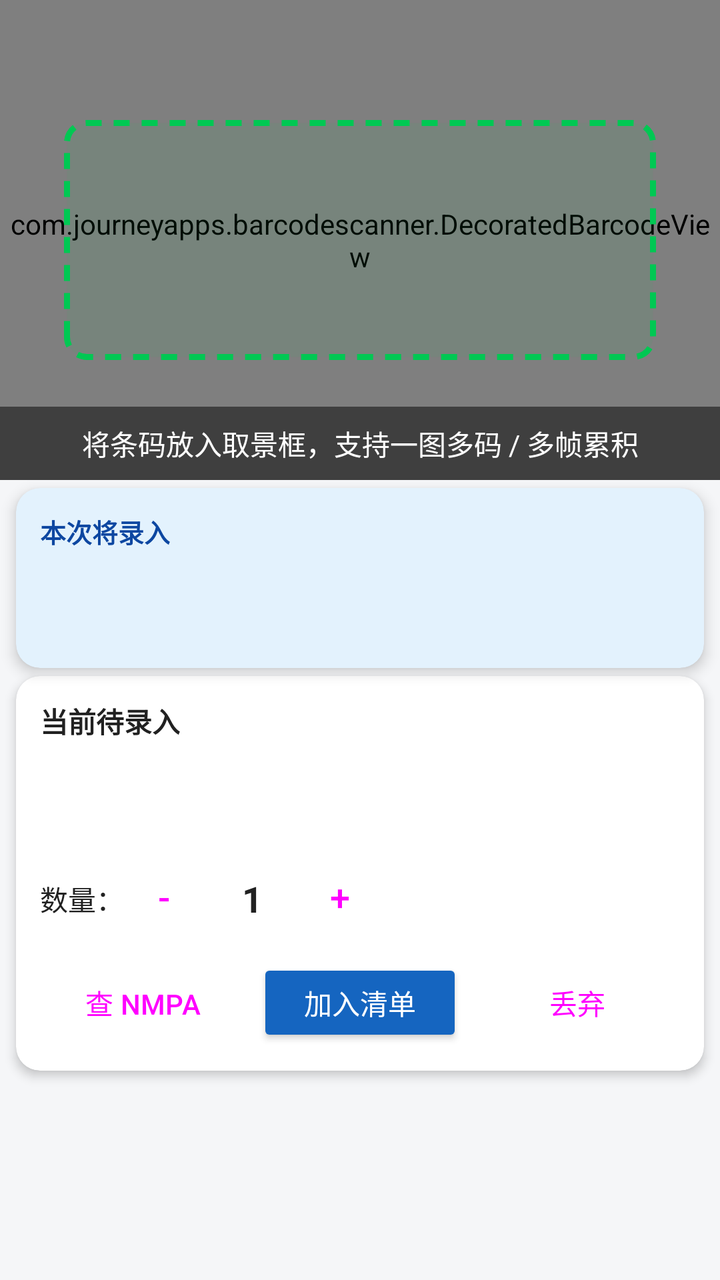
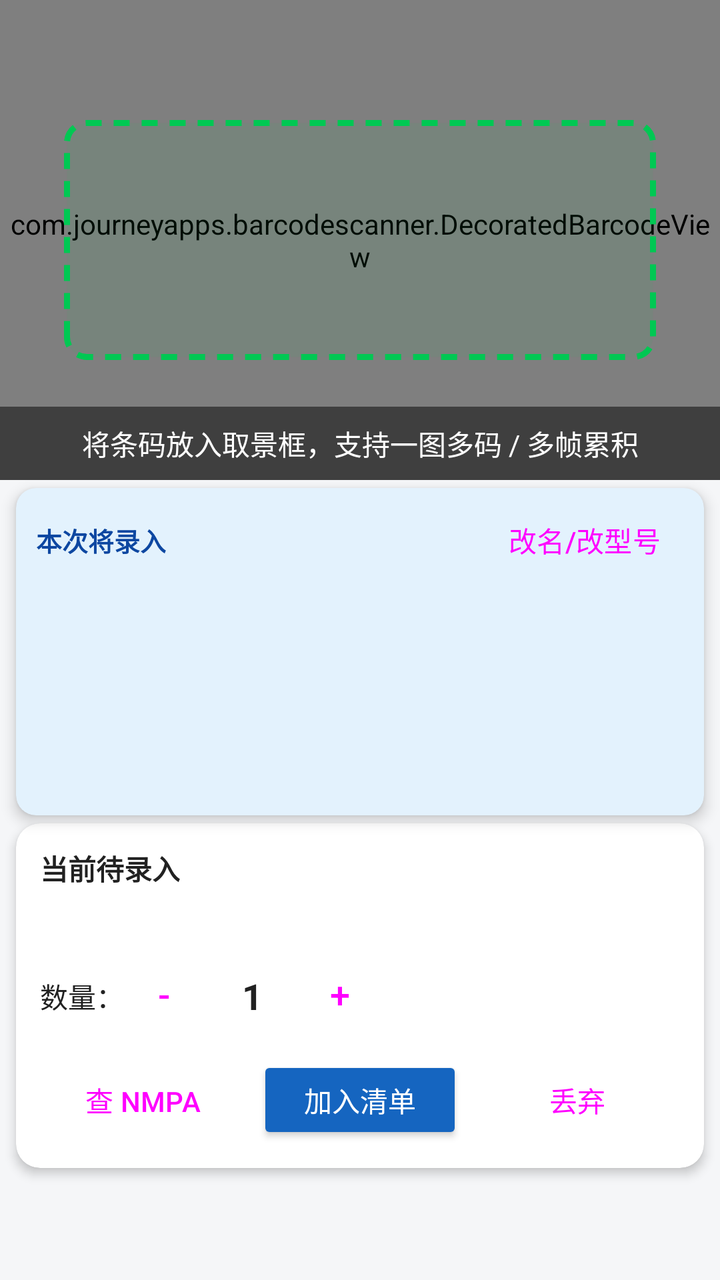

Before-and-after screenshots of an Android layout around one commit, followed by the original layout XML and the change that was made.
<!-- AndroidManifest.xml: application theme Theme.UdiScan -->
<!-- res/layout/fragment_scan.xml -->
<?xml version="1.0" encoding="utf-8"?>
<LinearLayout xmlns:android="http://schemas.android.com/apk/res/android"
    xmlns:app="http://schemas.android.com/apk/res-auto"
    android:layout_width="match_parent"
    android:layout_height="match_parent"
    android:orientation="vertical"
    android:background="@color/bg">

    
    <FrameLayout
        android:layout_width="match_parent"
        android:layout_height="240dp">

        <com.journeyapps.barcodescanner.DecoratedBarcodeView
            android:id="@+id/barcode_scanner"
            android:layout_width="match_parent"
            android:layout_height="match_parent" />

        
        <LinearLayout
            android:layout_width="match_parent"
            android:layout_height="match_parent"
            android:orientation="vertical"
            android:gravity="center"
            android:padding="32dp"
            android:clickable="false"
            android:focusable="false"
            android:importantForAccessibility="no">

            <View
                android:layout_width="match_parent"
                android:layout_height="0dp"
                android:layout_weight="1" />

            <View
                android:layout_width="match_parent"
                android:layout_height="120dp"
                android:background="@drawable/scan_frame" />

            <View
                android:layout_width="match_parent"
                android:layout_height="0dp"
                android:layout_weight="1" />
        </LinearLayout>

        <TextView
            android:layout_width="match_parent"
            android:layout_height="wrap_content"
            android:layout_gravity="bottom"
            android:background="#80000000"
            android:gravity="center"
            android:padding="8dp"
            android:text="@string/hint_scan"
            android:textColor="#ffffff" />

        
        <TextView
            android:id="@+id/scan_flash"
            android:layout_width="match_parent"
            android:layout_height="wrap_content"
            android:layout_gravity="top"
            android:gravity="center"
            android:padding="10dp"
            android:textColor="#ffffff"
            android:textSize="14sp"
            android:textStyle="bold"
            android:visibility="gone" />
    </FrameLayout>

    
    <TextView
        android:id="@+id/tv_product_top"
        android:layout_width="match_parent"
        android:layout_height="wrap_content"
        android:layout_marginStart="8dp"
        android:layout_marginEnd="8dp"
        android:layout_marginTop="4dp"
        android:background="@drawable/bg_product_top"
        android:gravity="center"
        android:paddingVertical="10dp"
        android:paddingHorizontal="12dp"
        android:textColor="#ffffff"
        android:textSize="16sp"
        android:textStyle="bold"
        android:visibility="gone" />

    
    <androidx.cardview.widget.CardView
        android:layout_width="match_parent"
        android:layout_height="wrap_content"
        android:layout_marginStart="8dp"
        android:layout_marginEnd="8dp"
        android:layout_marginTop="4dp"
        app:cardCornerRadius="12dp"
        app:cardBackgroundColor="#E3F2FD"
        app:cardElevation="4dp"
        app:strokeColor="@color/primary"
        app:strokeWidth="2dp">

        <LinearLayout
            android:layout_width="match_parent"
            android:layout_height="wrap_content"
            android:orientation="vertical"
            android:padding="12dp">

            <TextView
                android:layout_width="wrap_content"
                android:layout_height="wrap_content"
                android:text="@string/preview_title"
                android:textStyle="bold"
                android:textSize="13sp"
                android:textColor="@color/primary_dark" />

            
            <LinearLayout
                android:id="@+id/preview_chips"
                android:layout_width="match_parent"
                android:layout_height="wrap_content"
                android:orientation="horizontal"
                android:layout_marginTop="6dp"
                android:visibility="gone" />

            
            <TextView
                android:id="@+id/tv_preview_qty"
                android:layout_width="match_parent"
                android:layout_height="wrap_content"
                android:layout_marginTop="6dp"
                android:textColor="@color/text_main"
                android:textSize="14sp"
                android:textStyle="bold" />

            
            <TextView
                android:id="@+id/tv_preview_hint"
                android:layout_width="match_parent"
                android:layout_height="wrap_content"
                android:layout_marginTop="4dp"
                android:textColor="@color/text_sub"
                android:textSize="13sp" />
        </LinearLayout>
    </androidx.cardview.widget.CardView>

    
    <androidx.cardview.widget.CardView
        android:layout_width="match_parent"
        android:layout_height="wrap_content"
        android:layout_marginStart="8dp"
        android:layout_marginEnd="8dp"
        android:layout_marginBottom="8dp"
        android:layout_marginTop="4dp"
        app:cardCornerRadius="12dp"
        app:cardBackgroundColor="@color/card"
        app:cardElevation="3dp">

        <LinearLayout
            android:layout_width="match_parent"
            android:layout_height="wrap_content"
            android:orientation="vertical"
            android:padding="12dp">

            <TextView
                android:layout_width="wrap_content"
                android:layout_height="wrap_content"
                android:text="@string/buffer_title"
                android:textStyle="bold"
                android:textSize="14sp"
                android:textColor="@color/text_main" />

            <TextView
                android:id="@+id/tv_buffer"
                android:layout_width="match_parent"
                android:layout_height="wrap_content"
                android:maxLines="6"
                android:scrollbars="vertical"
                android:layout_marginTop="6dp"
                android:textColor="@color/text_main"
                android:textSize="13sp"
                android:fontFamily="monospace" />

            <TextView
                android:id="@+id/tv_product"
                android:layout_width="match_parent"
                android:layout_height="wrap_content"
                android:layout_marginTop="6dp"
                android:textColor="@color/primary"
                android:textStyle="bold"
                android:textSize="14sp" />

            <LinearLayout
                android:layout_width="match_parent"
                android:layout_height="wrap_content"
                android:orientation="horizontal"
                android:layout_marginTop="10dp"
                android:gravity="center_vertical">

                <TextView
                    android:layout_width="wrap_content"
                    android:layout_height="wrap_content"
                    android:text="数量："
                    android:textColor="@color/text_main" />

                <Button
                    android:id="@+id/btn_minus"
                    style="@style/Widget.Material3.Button.OutlinedButton"
                    android:layout_width="40dp"
                    android:layout_height="40dp"
                    android:minWidth="40dp"
                    android:minHeight="40dp"
                    android:padding="0dp"
                    android:gravity="center"
                    android:includeFontPadding="false"
                    android:text="-"
                    android:textSize="18sp" />

                <TextView
                    android:id="@+id/tv_qty"
                    android:layout_width="48dp"
                    android:layout_height="wrap_content"
                    android:gravity="center"
                    android:text="1"
                    android:textSize="18sp"
                    android:textStyle="bold"
                    android:textColor="@color/text_main" />

                <Button
                    android:id="@+id/btn_plus"
                    style="@style/Widget.Material3.Button.OutlinedButton"
                    android:layout_width="40dp"
                    android:layout_height="40dp"
                    android:minWidth="40dp"
                    android:minHeight="40dp"
                    android:padding="0dp"
                    android:gravity="center"
                    android:includeFontPadding="false"
                    android:text="+"
                    android:textSize="18sp" />

                <Space
                    android:layout_width="0dp"
                    android:layout_height="wrap_content"
                    android:layout_weight="1" />
            </LinearLayout>

            <LinearLayout
                android:layout_width="match_parent"
                android:layout_height="wrap_content"
                android:orientation="horizontal"
                android:layout_marginTop="10dp">

                <Button
                    android:id="@+id/btn_query"
                    style="@style/Widget.Material3.Button.TonalButton"
                    android:layout_width="0dp"
                    android:layout_height="wrap_content"
                    android:layout_weight="1"
                    android:minWidth="0dp"
                    android:minHeight="44dp"
                    android:paddingHorizontal="6dp"
                    android:gravity="center"
                    android:includeFontPadding="false"
                    android:text="@string/btn_query" />

                <Button
                    android:id="@+id/btn_add"
                    android:layout_width="0dp"
                    android:layout_height="wrap_content"
                    android:layout_weight="1"
                    android:layout_marginStart="6dp"
                    android:layout_marginEnd="6dp"
                    android:minWidth="0dp"
                    android:minHeight="44dp"
                    android:paddingHorizontal="6dp"
                    android:gravity="center"
                    android:includeFontPadding="false"
                    android:text="@string/btn_add"
                    android:textColor="#ffffff"
                    app:backgroundTint="@color/primary" />

                <Button
                    android:id="@+id/btn_discard"
                    style="@style/Widget.Material3.Button.TonalButton"
                    android:layout_width="0dp"
                    android:layout_height="wrap_content"
                    android:layout_weight="1"
                    android:minWidth="0dp"
                    android:minHeight="44dp"
                    android:paddingHorizontal="6dp"
                    android:gravity="center"
                    android:includeFontPadding="false"
                    android:text="@string/btn_discard" />
            </LinearLayout>
        </LinearLayout>
    </androidx.cardview.widget.CardView>

</LinearLayout>
<!-- resources referenced by this layout -->
<resources>
  <color name="bg">#F5F6F8</color>
  <color name="card">#FFFFFF</color>
  <color name="primary">#1565C0</color>
  <color name="primary_dark">#0D47A1</color>
  <color name="text_main">#212121</color>
  <color name="text_sub">#757575</color>
  <!-- drawable bg_product_top (drawable) -->
  <?xml version="1.0" encoding="utf-8"?>
  <shape xmlns:android="http://schemas.android.com/apk/res/android"
      android:shape="rectangle">
      <solid android:color="@color/primary_dark" />
      <corners android:radius="10dp" />
  </shape>
  <!-- drawable scan_frame (drawable) -->
  <?xml version="1.0" encoding="utf-8"?>
  <shape xmlns:android="http://schemas.android.com/apk/res/android"
      android:shape="rectangle">
      
      <stroke
          android:width="3dp"
          android:color="#00C853"
          android:dashWidth="8dp"
          android:dashGap="6dp" />
      <solid android:color="#1000C853" />
      <corners android:radius="10dp" />
  </shape>
  <string name="btn_add">加入清单</string>
  <string name="btn_discard">丢弃</string>
  <string name="btn_query">查 NMPA</string>
  <string name="buffer_title">当前待录入</string>
  <string name="hint_scan">将条码放入取景框，支持一图多码 / 多帧累积</string>
  <string name="preview_title">本次将录入</string>
  <style name="Theme.UdiScan" parent="Theme.Material3.DayNight.NoActionBar">
          <item name="colorPrimary">@color/primary</item>
          <item name="colorPrimaryDark">@color/primary_dark</item>
          <item name="colorAccent">@color/accent</item>
          <item name="android:colorBackground">@color/bg</item>
          <item name="android:statusBarColor">@color/primary_dark</item>
      </style>
  <color name="accent">#FF6F00</color>
</resources>

<!-- the commit's change to res/layout/fragment_scan.xml (unified diff, before → after) -->
@@ -4,7 +4,8 @@
     android:layout_width="match_parent"
     android:layout_height="match_parent"
     android:orientation="vertical"
-    android:background="@color/bg">
+    android:background="@color/bg"
+    android:fitsSystemWindows="true">
 
     
     <FrameLayout
@@ -91,7 +92,7 @@
         android:layout_marginStart="8dp"
         android:layout_marginEnd="8dp"
         android:layout_marginTop="4dp"
-        app:cardCornerRadius="12dp"
+        app:cardCornerRadius="10dp"
         app:cardBackgroundColor="#E3F2FD"
         app:cardElevation="4dp"
         app:strokeColor="@color/primary"
@@ -101,23 +102,89 @@
             android:layout_width="match_parent"
             android:layout_height="wrap_content"
             android:orientation="vertical"
-            android:padding="12dp">
-
-            <TextView
-                android:layout_width="wrap_content"
-                android:layout_height="wrap_content"
-                android:text="@string/preview_title"
-                android:textStyle="bold"
-                android:textSize="13sp"
-                android:textColor="@color/primary_dark" />
+            android:padding="10dp">
 
             
             <LinearLayout
-                android:id="@+id/preview_chips"
                 android:layout_width="match_parent"
                 android:layout_height="wrap_content"
                 android:orientation="horizontal"
+                android:gravity="center_vertical">
+
+                <TextView
+                    android:layout_width="0dp"
+                    android:layout_height="wrap_content"
+                    android:layout_weight="1"
+                    android:text="@string/preview_title"
+                    android:textStyle="bold"
+                    android:textSize="13sp"
+                    android:textColor="@color/primary_dark" />
+
+                <Button
+                    android:id="@+id/btn_edit_name"
+                    style="@style/Widget.Material3.Button.TonalButton"
+                    android:layout_width="wrap_content"
+                    android:layout_height="32dp"
+                    android:minWidth="0dp"
+                    android:minHeight="32dp"
+                    android:paddingHorizontal="12dp"
+                    android:paddingVertical="0dp"
+                    android:gravity="center"
+                    android:includeFontPadding="false"
+                    android:text="改名/改型号" />
+            </LinearLayout>
+
+            
+            <TextView
+                android:id="@+id/tv_line_udi"
+                android:layout_width="match_parent"
+                android:layout_height="wrap_content"
                 android:layout_marginTop="6dp"
+                android:textSize="14sp"
+                android:textColor="@color/text_main" />
+
+            
+            <TextView
+                android:id="@+id/tv_line_batch"
+                android:layout_width="match_parent"
+                android:layout_height="wrap_content"
+                android:layout_marginTop="2dp"
+                android:textSize="14sp"
+                android:textColor="@color/text_main" />
+
+            
+            <LinearLayout
+                android:layout_width="match_parent"
+                android:layout_height="wrap_content"
+                android:orientation="horizontal"
+                android:layout_marginTop="2dp">
+
+                <TextView
+                    android:id="@+id/tv_line_expiry"
+                    android:layout_width="0dp"
+                    android:layout_height="wrap_content"
+                    android:layout_weight="1"
+                    android:textSize="14sp"
+                    android:textColor="@color/text_main" />
+
+                <TextView
+                    android:id="@+id/tv_line_prod"
+                    android:layout_width="0dp"
+                    android:layout_height="wrap_content"
+                    android:layout_weight="1"
+                    android:gravity="end"
+                    android:textSize="14sp"
+                    android:textColor="@color/text_main" />
+            </LinearLayout>
+
+            
+            <TextView
+                android:id="@+id/tv_line_serial"
+                android:layout_width="match_parent"
+                android:layout_height="wrap_content"
+                android:layout_marginTop="2dp"
+                android:textSize="14sp"
+                android:textColor="@color/text_main"
                 android:visibility="gone" />
 
             
@@ -125,7 +192,7 @@
                 android:id="@+id/tv_preview_qty"
                 android:layout_width="match_parent"
                 android:layout_height="wrap_content"
-                android:layout_marginTop="6dp"
+                android:layout_marginTop="4dp"
                 android:textColor="@color/text_main"
                 android:textSize="14sp"
                 android:textStyle="bold" />
@@ -178,15 +245,6 @@
                 android:textSize="13sp"
                 android:fontFamily="monospace" />
 
-            <TextView
-                android:id="@+id/tv_product"
-                android:layout_width="match_parent"
-                android:layout_height="wrap_content"
-                android:layout_marginTop="6dp"
-                android:textColor="@color/primary"
-                android:textStyle="bold"
-                android:textSize="14sp" />
-
             <LinearLayout
                 android:layout_width="match_parent"
                 android:layout_height="wrap_content"
